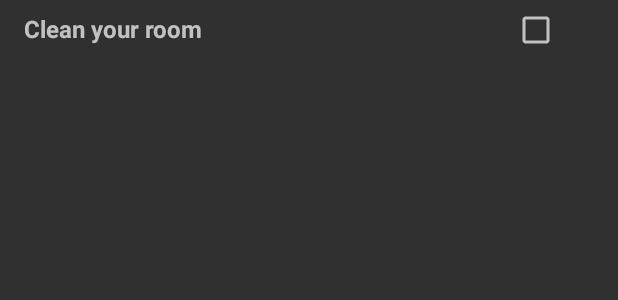
After one commit to avjinder/Minimal-Todo, an Android app: the layout list_item_layout.xml on its own in the app's theme, with its tools: preview values and no code run, on a phone screen of 412 x 824 dp. The commit adds this screen. Shown: the top 300 px of the screen. Run offline under Robolectric (Android 15) with nearby library versions, the phone set to English and light mode, and no system bars.

Commit message:
Set up RecyclerView, RecyclerView.Adapter and RecyclerView.ViewhHolder

```diff
--- /dev/null
+++ b/app/src/main/res/layout/list_item_layout.xml
@@ -0,0 +1,28 @@
+<?xml version="1.0" encoding="utf-8"?>
+<LinearLayout xmlns:android="http://schemas.android.com/apk/res/android"
+    android:orientation="horizontal" android:layout_width="match_parent"
+    android:layout_height="match_parent">
+
+
+        <TextView
+            android:id="@+id/toDoListItemTextview"
+            android:layout_marginLeft="8dp"
+            android:padding="8dp"
+            android:textStyle="bold"
+            android:ellipsize="end"
+            android:textSize="16sp"
+            android:layout_weight="5"
+            android:text="Clean your room"
+            android:layout_width="0dp"
+            android:layout_height="wrap_content" />
+
+
+    <CheckBox
+        android:id="@+id/toDoListItemCheckBox"
+        android:gravity="center"
+        android:layout_marginRight="4dp"
+        android:layout_weight="1"
+        android:layout_width="0dp"
+        android:layout_height="wrap_content" />
+
+</LinearLayout>
```
Also changed, not shown: app/src/main/java/com/example/avjindersinghsekhon/toodle/MainActivity.java (+60 -5 lines).
